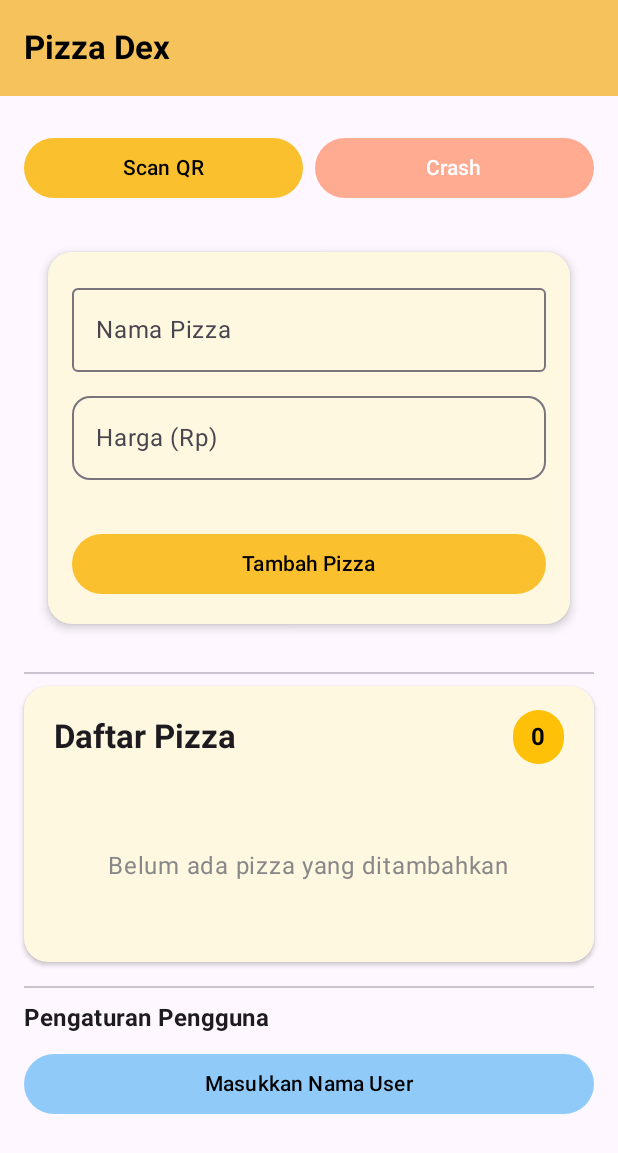
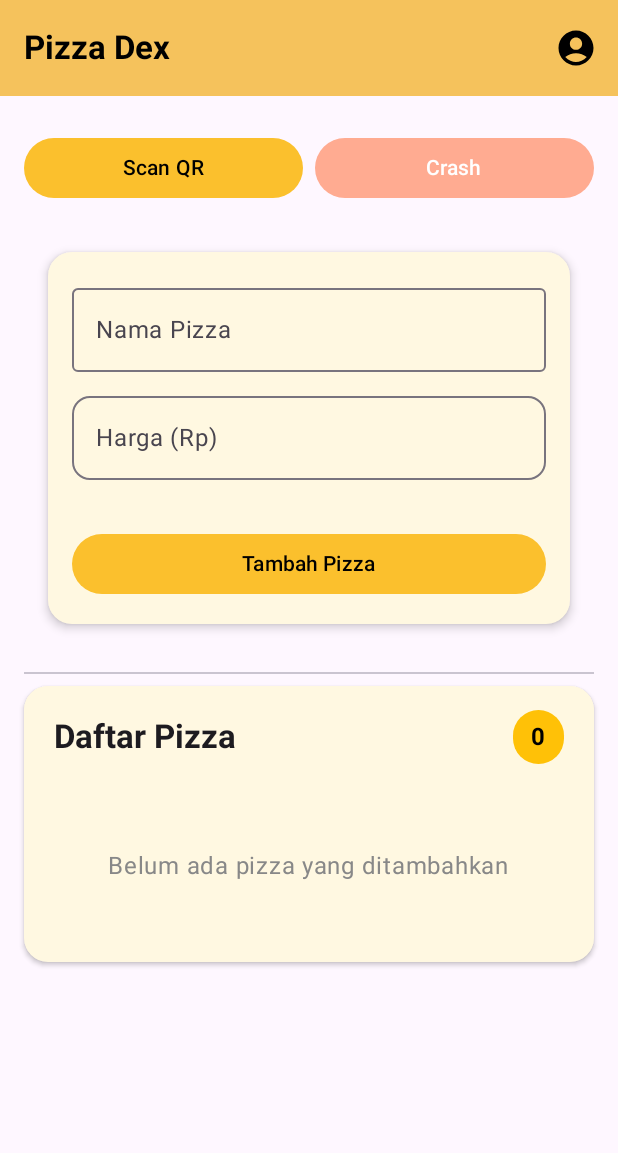
Before and after one commit to Najwanugroho/pizza_app, an Android app built with Jetpack Compose: the screen it shows after launch (MainActivity), on a phone screen of 412 x 824 dp. Shown: the top 1153 px of the screen. Run offline under Robolectric (Android 15) with nearby library versions, the phone set to English and light mode, and no system bars; our stand-ins replace Room's generated code; libraries missing offline, so code that uses them is left out: net.sqlcipher.database; 9 statements that could not run were skipped.

Commit message:
membuat profile pengguna

```diff
--- a/app/src/main/java/com/vdi/pizzaapp/MainActivity.kt
+++ b/app/src/main/java/com/vdi/pizzaapp/MainActivity.kt
@@ -10,8 +10,8 @@ import androidx.compose.ui.Modifier
 import com.vdi.pizzaapp.ui.PizzaScreen
 import com.vdi.pizzaapp.ui.SplashScreen
 import com.vdi.pizzaapp.ui.theme.PizzaappTheme
+import com.vdi.pizzaapp.viewModel.PizzaViewModel
 import com.vdi.pizzaapp.viewModel.VersionViewModel
-import com.vdi.pizzaapp.viewmodel.PizzaViewModel
 
 class MainActivity : ComponentActivity() {
     private val viewModel: PizzaViewModel by viewModels()
--- a/app/src/main/java/com/vdi/pizzaapp/ui/PizzaScreen.kt
+++ b/app/src/main/java/com/vdi/pizzaapp/ui/PizzaScreen.kt
@@ -9,6 +9,7 @@ import androidx.compose.foundation.lazy.items
 import androidx.compose.foundation.shape.RoundedCornerShape
 import androidx.compose.foundation.text.KeyboardOptions
 import androidx.compose.material.icons.Icons
+import androidx.compose.material.icons.filled.AccountCircle
 import androidx.compose.material.icons.filled.Delete
 import androidx.compose.material3.*
 import androidx.compose.runtime.*
@@ -22,7 +23,7 @@ import androidx.compose.ui.text.style.TextOverflow
 import androidx.compose.ui.unit.dp
 import com.vdi.pizzaapp.data.Pizza
 import com.vdi.pizzaapp.utils.FormatHelper
-import com.vdi.pizzaapp.viewmodel.PizzaViewModel
+import com.vdi.pizzaapp.viewModel.PizzaViewModel
 import com.vdi.pizzaapp.utils.SharedPreferencesHelper   // 🔹 Pastikan ada di project
 
 @OptIn(ExperimentalMaterial3Api::class)
@@ -51,6 +52,16 @@ fun PizzaScreen(viewModel: PizzaViewModel) {
                         "Pizza Dex",
                         fontWeight = FontWeight.Bold
                     )
+                },  actions = {
+                    // Tombol profile di pojok kanan atas
+                    IconButton(onClick = { showNameDialog = true }) {
+                        Icon(
+                            imageVector = Icons.Default.AccountCircle,
+                            contentDescription = "Profile",
+                            tint = Color.Black,
+                            modifier = Modifier.size(28.dp)
+                        )
+                    }
                 },
                 colors = TopAppBarDefaults.topAppBarColors(
                     containerColor = Color(0xFFF5C25C),
@@ -108,7 +119,39 @@ fun PizzaScreen(viewModel: PizzaViewModel) {
                 ) {
                     Text("Crash", color = MaterialTheme.colorScheme.onError)
                 }
+                if (showNameDialog) {
+                    AlertDialog(
+                        onDismissRequest = { showNameDialog = false },
+                        title = { Text("User Profile") },
+                        text = {
+                            Column {
+                                OutlinedTextField(
+                                    value = userName,
+                                    onValueChange = { userName = it },
+                                    label = { Text("Nama Pengguna") }
+                                )
+                            }
+                        },
+                        confirmButton = {
+                            TextButton(
+                                onClick = {
+                                    prefHelper.saveUserName(userName)
+                                    showNameDialog = false
+                                }
+                            ) {
+                                Text("Simpan")
+                            }
+                        },
+                        dismissButton = {
+                            TextButton(onClick = { showNameDialog = false }) {
+                                Text("Batal")
+                            }
+                        }
+                    )
+                }
             }
+
+
 
             Spacer(modifier = Modifier.height(16.dp))
 
@@ -342,67 +385,6 @@ fun PizzaScreen(viewModel: PizzaViewModel) {
                 }
             }
 
-            // ================== Pengaturan Nama User ==================
-            Spacer(modifier = Modifier.height(16.dp))
-            Divider()
-            Spacer(modifier = Modifier.height(8.dp))
-
-            Text(
-                text = "Pengaturan Pengguna",
-                style = MaterialTheme.typography.titleMedium,
-                fontWeight = FontWeight.Bold
-            )
-            Spacer(modifier = Modifier.height(8.dp))
-
-            Button(
-                onClick = { showNameDialog = true },
-                modifier = Modifier.fillMaxWidth(),
-                colors = ButtonDefaults.buttonColors(
-                    containerColor = Color(0xFF90CAF9),
-                    contentColor = Color.Black
-                )
-            ) {
-                Text(if (userName.isNotEmpty()) "Ubah Nama User" else "Masukkan Nama User")
-            }
-
-            if (userName.isNotEmpty()) {
-                Text(
-                    text = "Halo, $userName!",
-                    style = MaterialTheme.typography.bodyLarge,
-                    modifier = Modifier.padding(top = 8.dp)
-                )
-            }
-
-            if (showNameDialog) {
-                AlertDialog(
-                    onDismissRequest = { showNameDialog = false },
-                    title = { Text("Masukkan Nama Anda") },
-                    text = {
-                        OutlinedTextField(
-                            value = userName,
-                            onValueChange = { userName = it },
-                            label = { Text("Nama User") },
-                            modifier = Modifier.fillMaxWidth()
-                        )
-                    },
-                    confirmButton = {
-                        Button(
-                            onClick = {
-                                prefHelper.saveUserName(userName)
-                                Toast.makeText(context, "Nama berhasil disimpan", Toast.LENGTH_SHORT).show()
-                                showNameDialog = false
-                            }
-                        ) {
-                            Text("Simpan")
-                        }
-                    },
-                    dismissButton = {
-                        TextButton(onClick = { showNameDialog = false }) {
-                            Text("Batal")
-                        }
-                    }
-                )
             }
         }
     }
-}
--- a/app/src/main/java/com/vdi/pizzaapp/viewModel/PizzaViewModel.kt
+++ b/app/src/main/java/com/vdi/pizzaapp/viewModel/PizzaViewModel.kt
@@ -1,4 +1,4 @@
-package com.vdi.pizzaapp.viewmodel
+package com.vdi.pizzaapp.viewModel
 
 import android.app.Application
 import androidx.lifecycle.AndroidViewModel
--- a/app/src/main/java/com/vdi/pizzaapp/viewModel/VersionViewModel.kt
+++ b/app/src/main/java/com/vdi/pizzaapp/viewModel/VersionViewModel.kt
@@ -1,6 +1,5 @@
 package com.vdi.pizzaapp.viewModel
 
-import android.util.Log
 import androidx.compose.runtime.State
 import androidx.compose.runtime.mutableStateOf
 import androidx.lifecycle.ViewModel
```
